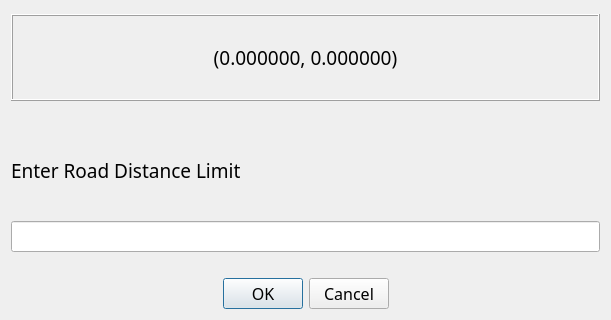
Old version of the form RoadNetwork/road_network_dialog_base.ui in the repository rocapp/qgis-market-analysis; both pictures show x 0 to 611 and y 238 to 558 of the 611 by 558 pixel window.
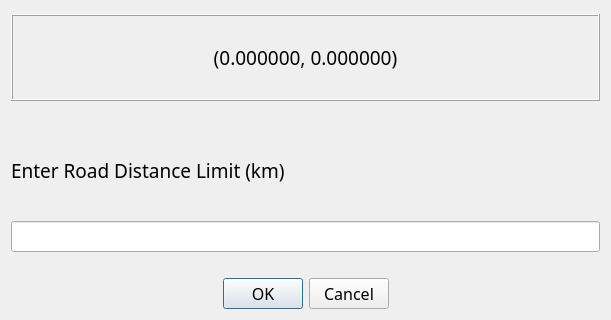
New version of the form.

Commit message: added km to ui and extracted polylines successfully

The edit to the form file:
```diff
--- a/RoadNetwork/road_network_dialog_base.ui
+++ b/RoadNetwork/road_network_dialog_base.ui
@@ -136,7 +136,7 @@
       </font>
      </property>
      <property name="text">
-      <string>Enter Road Distance Limit</string>
+      <string>Enter Road Distance Limit (km)</string>
      </property>
     </widget>
    </item>
```
The commit also changes 1 other file.
